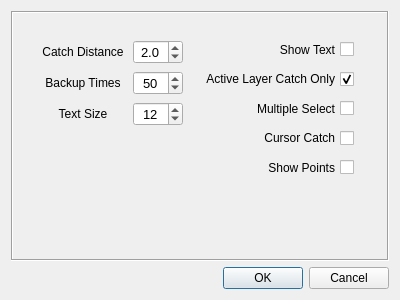
Qt form src/ui/Setting.ui (chen6556/DSV) before a commit.
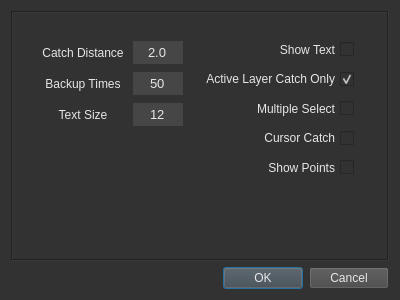
The same form after that commit.

Commit message: 修改界面颜色。

What changed in the file:
```diff
--- a/src/ui/Setting.ui
+++ b/src/ui/Setting.ui
@@ -13,9 +13,18 @@
   <property name="windowTitle">
    <string>Setting</string>
   </property>
+  <property name="styleSheet">
+   <string notr="true">QDialog{background-color: rgb(50, 50, 51);
+color: rgb(230, 230, 230);}
+</string>
+  </property>
   <layout class="QVBoxLayout" name="verticalLayout">
    <item>
     <widget class="QScrollArea" name="scrollArea">
+     <property name="styleSheet">
+      <string notr="true">background-color: rgb(50, 50, 51);
+color: rgb(230, 230, 230);</string>
+     </property>
      <property name="locale">
       <locale language="English" country="UnitedStates"/>
      </property>
@@ -60,9 +69,19 @@
             <pointsize>10</pointsize>
            </font>
           </property>
+          <property name="styleSheet">
+           <string notr="true">background-color: rgb(70, 70, 71);
+color: rgb(230, 230, 230);</string>
+          </property>
+          <property name="frame">
+           <bool>false</bool>
+          </property>
           <property name="alignment">
            <set>Qt::AlignCenter</set>
           </property>
+          <property name="buttonSymbols">
+           <enum>QAbstractSpinBox::NoButtons</enum>
+          </property>
           <property name="minimum">
            <number>10</number>
           </property>
@@ -109,9 +128,19 @@
             <pointsize>10</pointsize>
            </font>
           </property>
+          <property name="styleSheet">
+           <string notr="true">background-color: rgb(70, 70, 71);
+color: rgb(230, 230, 230);</string>
+          </property>
+          <property name="frame">
+           <bool>false</bool>
+          </property>
           <property name="alignment">
            <set>Qt::AlignCenter</set>
           </property>
+          <property name="buttonSymbols">
+           <enum>QAbstractSpinBox::NoButtons</enum>
+          </property>
           <property name="decimals">
            <number>1</number>
           </property>
@@ -171,9 +200,19 @@
             <pointsize>10</pointsize>
            </font>
           </property>
+          <property name="styleSheet">
+           <string notr="true">background-color: rgb(70, 70, 71);
+color: rgb(230, 230, 230);</string>
+          </property>
+          <property name="frame">
+           <bool>false</bool>
+          </property>
           <property name="alignment">
            <set>Qt::AlignCenter</set>
           </property>
+          <property name="buttonSymbols">
+           <enum>QAbstractSpinBox::NoButtons</enum>
+          </property>
           <property name="minimum">
            <number>4</number>
           </property>
@@ -320,6 +359,21 @@
      <property name="contextMenuPolicy">
       <enum>Qt::NoContextMenu</enum>
      </property>
+     <property name="styleSheet">
+      <string notr="true">QPushButton
+{
+	color:rgb(230, 230, 230);
+	background-color:rgb(70, 70, 71);
+}
+QPushButton:hover
+{
+	background-color:rgb(0, 85, 127);
+}
+QPushButton:pressed
+{
+	background-color:rgb(0, 85, 127);
+}</string>
+     </property>
      <property name="locale">
       <locale language="English" country="UnitedStates"/>
      </property>
```
The commit also changes 4 other files.
